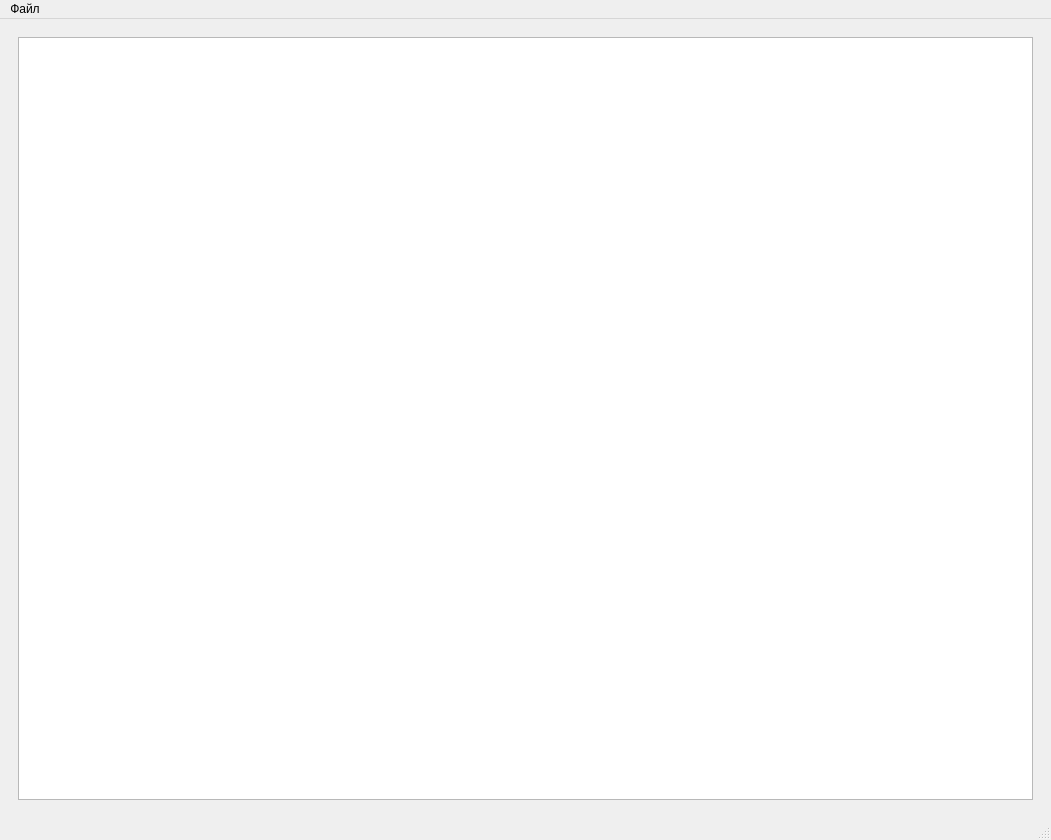
This is main/views/main.ui in FEEDHILS/Text-Editor as Qt 5 draws it before an edit. The edited form follows.
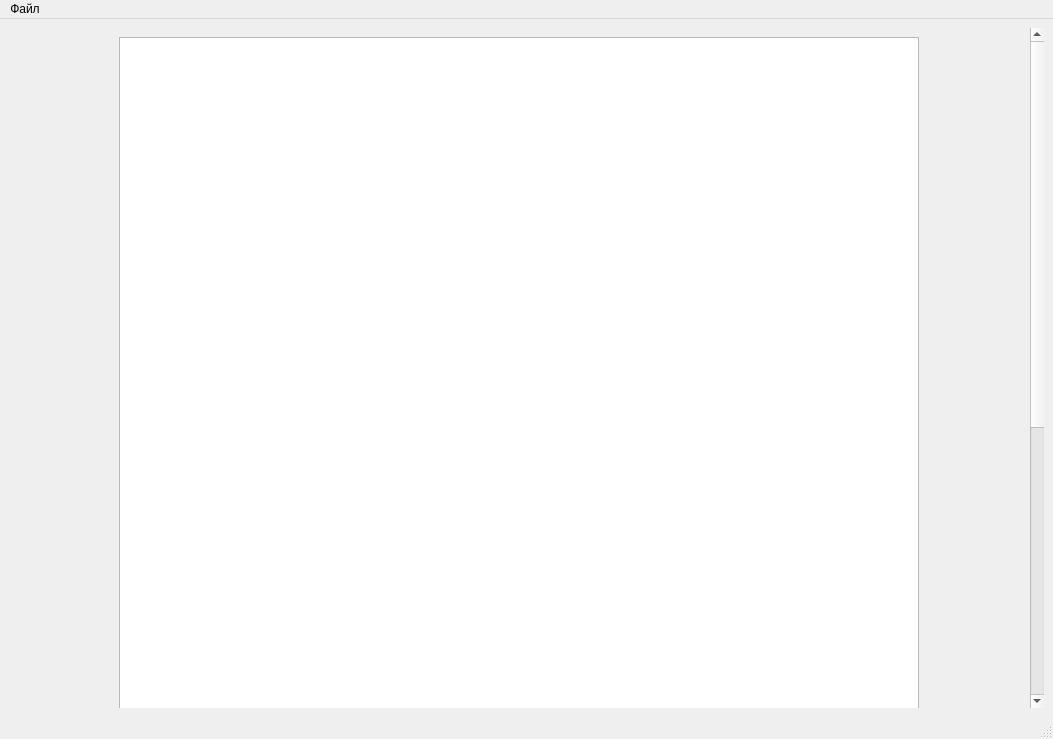
This is the edited form.

Diff of the .ui file:
```diff
--- a/main/views/main.ui
+++ b/main/views/main.ui
@@ -6,20 +6,35 @@
    <rect>
     <x>0</x>
     <y>0</y>
-    <width>1051</width>
-    <height>840</height>
+    <width>1053</width>
+    <height>739</height>
    </rect>
   </property>
+  <property name="sizePolicy">
+   <sizepolicy hsizetype="Ignored" vsizetype="Ignored">
+    <horstretch>0</horstretch>
+    <verstretch>0</verstretch>
+   </sizepolicy>
+  </property>
   <property name="windowTitle">
    <string>Слово 2025</string>
   </property>
   <widget class="QWidget" name="MainArea">
+   <property name="enabled">
+    <bool>true</bool>
+   </property>
    <layout class="QGridLayout" name="gridLayout">
     <property name="leftMargin">
      <number>9</number>
     </property>
     <item row="0" column="0">
      <widget class="QScrollArea" name="DocumentArea">
+      <property name="sizePolicy">
+       <sizepolicy hsizetype="Expanding" vsizetype="Expanding">
+        <horstretch>0</horstretch>
+        <verstretch>0</verstretch>
+       </sizepolicy>
+      </property>
       <property name="frameShape">
        <enum>QFrame::Shape::NoFrame</enum>
       </property>
@@ -35,24 +50,48 @@
       <property name="widgetResizable">
        <bool>true</bool>
       </property>
+      <property name="alignment">
+       <set>Qt::AlignmentFlag::AlignCenter</set>
+      </property>
       <widget class="QWidget" name="DocumentContent">
        <property name="geometry">
         <rect>
          <x>0</x>
          <y>0</y>
-         <width>1031</width>
-         <height>767</height>
+         <width>1016</width>
+         <height>1153</height>
         </rect>
        </property>
+       <property name="sizePolicy">
+        <sizepolicy hsizetype="Expanding" vsizetype="Expanding">
+         <horstretch>0</horstretch>
+         <verstretch>0</verstretch>
+        </sizepolicy>
+       </property>
        <layout class="QGridLayout" name="gridLayout_2">
         <item row="0" column="0">
          <widget class="QTextEdit" name="textEdit">
+          <property name="sizePolicy">
+           <sizepolicy hsizetype="Fixed" vsizetype="Fixed">
+            <horstretch>0</horstretch>
+            <verstretch>0</verstretch>
+           </sizepolicy>
+          </property>
+          <property name="minimumSize">
+           <size>
+            <width>800</width>
+            <height>1131</height>
+           </size>
+          </property>
           <property name="font">
            <font>
             <family>Times New Roman</family>
             <pointsize>12</pointsize>
            </font>
           </property>
+          <property name="verticalScrollBarPolicy">
+           <enum>Qt::ScrollBarPolicy::ScrollBarAlwaysOff</enum>
+          </property>
           <property name="horizontalScrollBarPolicy">
            <enum>Qt::ScrollBarPolicy::ScrollBarAsNeeded</enum>
           </property>
@@ -60,7 +99,10 @@
            <enum>QAbstractScrollArea::SizeAdjustPolicy::AdjustIgnored</enum>
           </property>
           <property name="lineWrapMode">
-           <enum>QTextEdit::LineWrapMode::NoWrap</enum>
+           <enum>QTextEdit::LineWrapMode::FixedPixelWidth</enum>
+          </property>
+          <property name="lineWrapColumnOrWidth">
+           <number>800</number>
           </property>
           <property name="html">
            <string>&lt;!DOCTYPE HTML PUBLIC &quot;-//W3C//DTD HTML 4.0//EN&quot; &quot;http://www.w3.org/TR/REC-html40/strict.dtd&quot;&gt;
@@ -85,7 +127,7 @@
     <rect>
      <x>0</x>
      <y>0</y>
-     <width>1051</width>
+     <width>1053</width>
      <height>26</height>
     </rect>
    </property>
```
